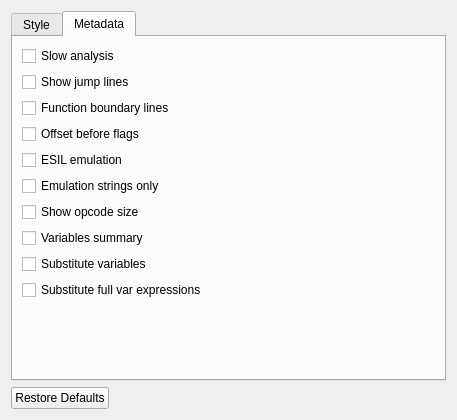
This is src/dialogs/settings/AsmOptionsWidget.ui in radareorg/iaito as Qt 5 draws it before an edit. The edited form follows.
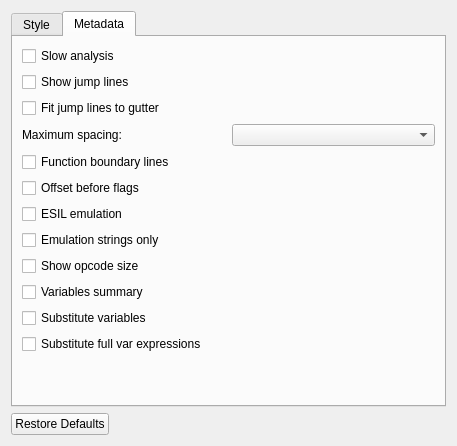
This is the edited form. The open tabs and pages were chosen to show the change.

Commit message: Branch lines in disasm widget now dynamically its width

Patch:
```diff
--- a/src/dialogs/settings/AsmOptionsWidget.ui
+++ b/src/dialogs/settings/AsmOptionsWidget.ui
@@ -434,6 +434,34 @@
          </property>
         </widget>
        </item>
+       <item>
+        <widget class="QCheckBox" name="adaptiveJumpLineSpacingCheckBox">
+         <property name="text">
+          <string>Fit jump lines to gutter</string>
+         </property>
+         <property name="toolTip">
+          <string>Shrink jump line spacing as needed to keep every lane visible</string>
+         </property>
+        </widget>
+       </item>
+       <item>
+        <layout class="QHBoxLayout" name="jumpLineSpacingLayout">
+         <item>
+          <widget class="QLabel" name="jumpLineSpacingLabel">
+           <property name="text">
+            <string>Maximum spacing:</string>
+           </property>
+          </widget>
+         </item>
+         <item>
+          <widget class="QComboBox" name="jumpLineSpacingComboBox">
+           <property name="toolTip">
+            <string>Maximum spacing when fitting to the gutter, or exact spacing otherwise</string>
+           </property>
+          </widget>
+         </item>
+        </layout>
+       </item>
        <item>
         <widget class="QCheckBox" name="fcnlinesCheckBox">
          <property name="text">
```
The commit also changes 5 other files.
